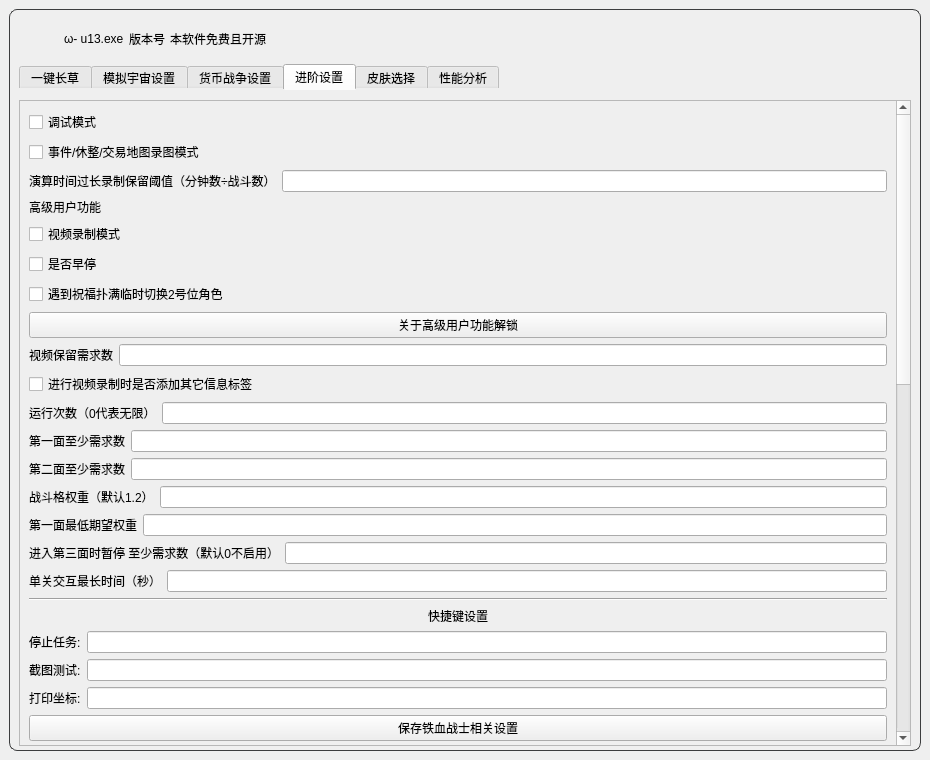
wbbbwbbbwbbb/Simulated_Scepter, file resource/ui/UI.ui: the form before one commit.
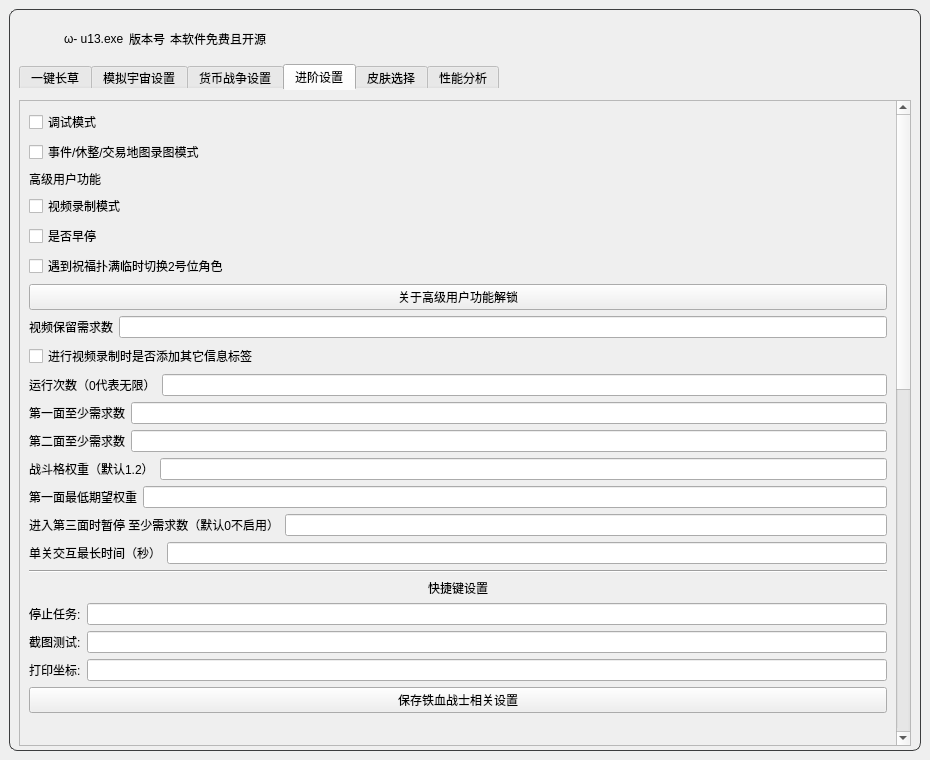
The form after the commit. The open tabs and pages were chosen to show the change. Icons and pictures are not drawn.

Commit message: 删除ui

Diff of the .ui file:
```diff
--- a/resource/ui/UI.ui
+++ b/resource/ui/UI.ui
@@ -1250,20 +1250,6 @@
                    </property>
                   </widget>
                  </item>
-                 <item>
-                   <layout class="QHBoxLayout" name="horizontalLayout_recording_keep_long_run">
-                   <item>
-                    <widget class="QLabel" name="label_recording_keep_long_run">
-                     <property name="text">
-                      <string>演算时间过长录制保留阈值（分钟数÷战斗数）</string>
-                     </property>
-                     </widget>
-                   </item>
-                   <item>
-                     <widget class="QLineEdit" name="recording_keep_long_run_input"/>
-                   </item>
-                   </layout>
-                 </item>
                  <item>
                   <widget class="QLabel" name="label_27">
                    <property name="text">
```
